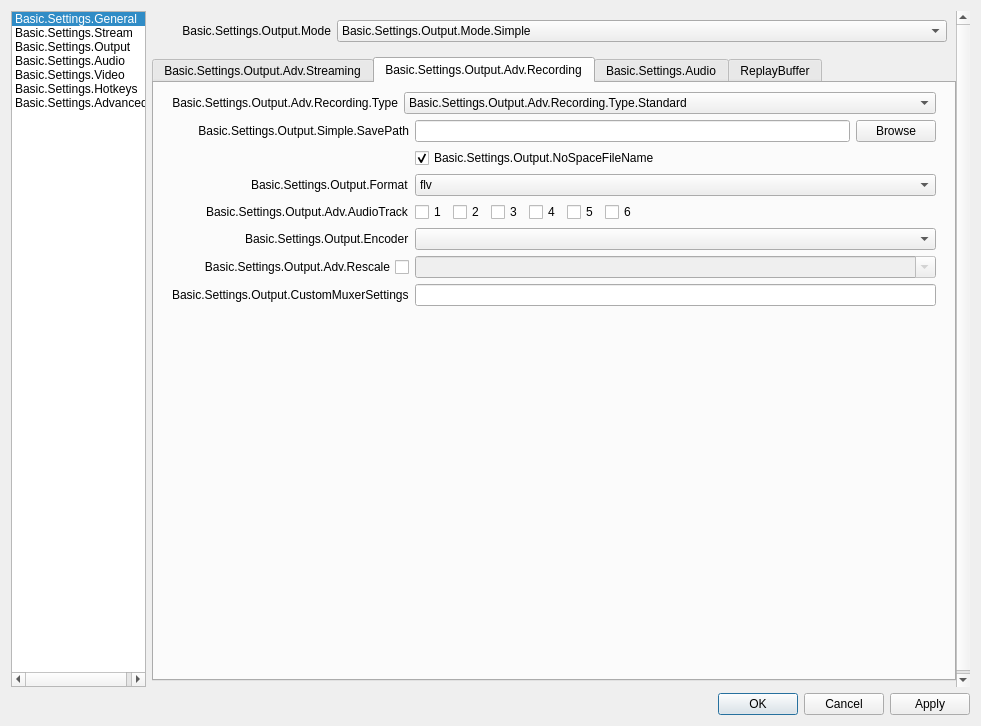
This is UI/forms/OBSBasicSettings.ui in YaoxinShi/obs-studio as Qt 5 draws it before an edit. The edited form follows.
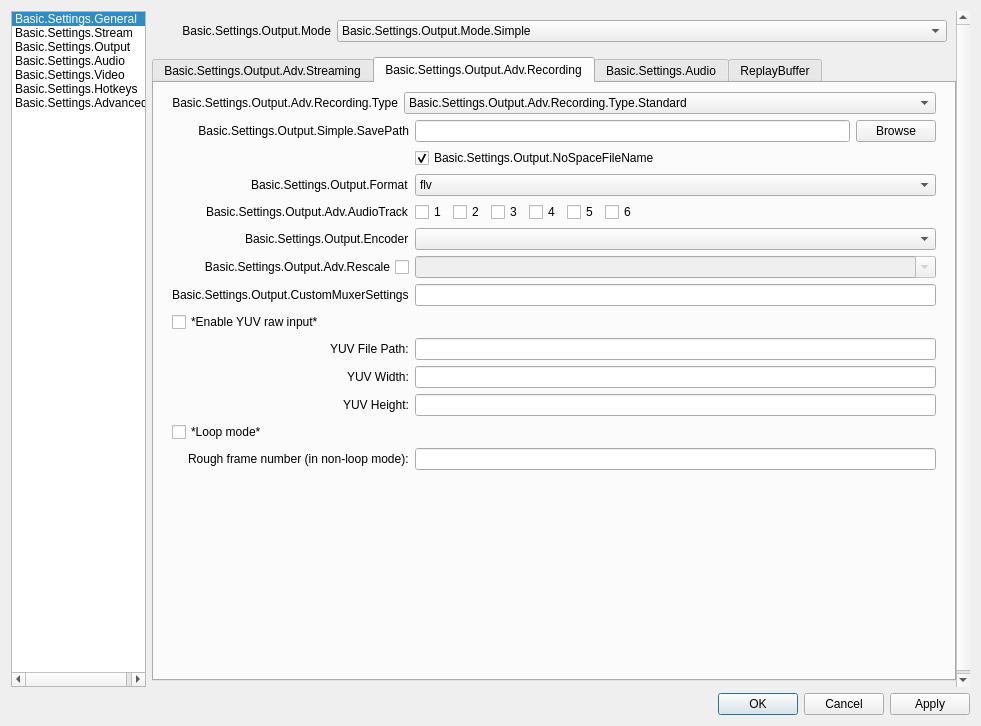
This is the edited form. The open tabs and pages were chosen to show the change. Icons and pictures are not drawn. Custom widgets are drawn as their Qt base class.

Commit message: add settings for raw YUV input

What changed in the file:
```diff
--- a/UI/forms/OBSBasicSettings.ui
+++ b/UI/forms/OBSBasicSettings.ui
@@ -2320,6 +2320,80 @@
                             <item row="6" column="1">
                              <widget class="QLineEdit" name="advOutMuxCustom"/>
                             </item>
+
+				   <item row="7" column="0">
+					   <widget class="QCheckBox" name="advOutYUVEnable">
+						   <property name="text">
+							   <string>*Enable YUV raw input*</string>
+						   </property>
+						   <property name="checked">
+							   <bool>false</bool>
+						   </property>
+					   </widget>
+				   </item>
+				   <item row="8" column="0">
+					   <widget class="QLabel" name="label_9002">
+						   <property name="text">
+							   <string>YUV File Path:</string>
+						   </property>
+						   <property name="buddy">
+							   <cstring>advOutYUVFilePath</cstring>
+						   </property>
+					   </widget>
+				   </item>
+				   <item row="8" column="1">
+					   <widget class="QLineEdit" name="advOutYUVFilePath"/>
+				   </item>
+				   <item row="9" column="0">
+					   <widget class="QLabel" name="label_9003">
+						   <property name="text">
+							   <string>YUV Width:</string>
+						   </property>
+						   <property name="buddy">
+							   <cstring>advOutYUVWidth</cstring>
+						   </property>
+					   </widget>
+				   </item>
+				   <item row="9" column="1">
+					   <widget class="QLineEdit" name="advOutYUVWidth"/>
+				   </item>
+				   <item row="10" column="0">
+					   <widget class="QLabel" name="label_9004">
+						   <property name="text">
+							   <string>YUV Height:</string>
+						   </property>
+						   <property name="buddy">
+							   <cstring>advOutYUVHeight</cstring>
+						   </property>
+					   </widget>
+				   </item>
+				   <item row="10" column="1">
+					   <widget class="QLineEdit" name="advOutYUVHeight"/>
+				   </item>
+				   <item row="11" column="0">
+					   <widget class="QCheckBox" name="advOutYUVLoopMode">
+						   <property name="text">
+							   <string>*Loop mode*</string>
+						   </property>
+						   <property name="checked">
+							   <bool>false</bool>
+						   </property>
+					   </widget>
+				   </item>
+				   <item row="12" column="0">
+					   <widget class="QLabel" name="label_9005">
+						   <property name="text">
+							   <string>Rough frame number (in non-loop mode):</string>
+						   </property>
+						   <property name="buddy">
+							   <cstring>advOutYUVFrame</cstring>
+						   </property>
+					   </widget>
+				   </item>
+				   <item row="12" column="1">
+					   <widget class="QLineEdit" name="advOutYUVFrame"/>
+				   </item>
+
                             <item row="3" column="1">
                              <widget class="QStackedWidget" name="advRecTrackWidget">
                               <property name="sizePolicy">
```
Left out of the diff: 6 changed lines with no effect on the pictures. The commit also changes 6 other files.
